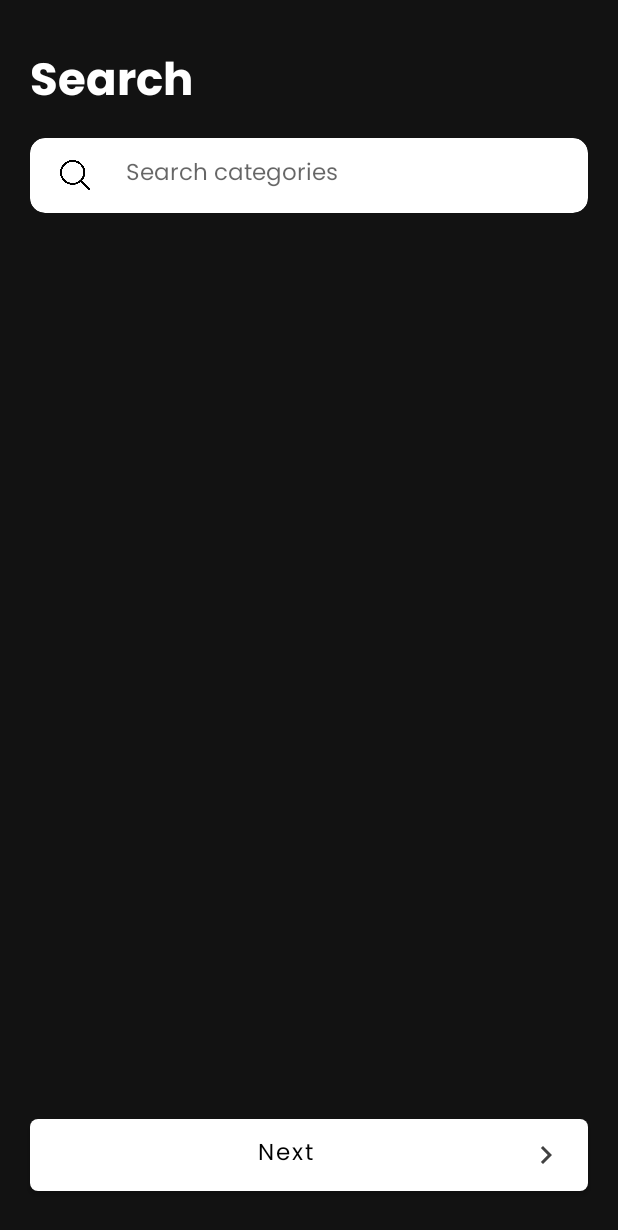
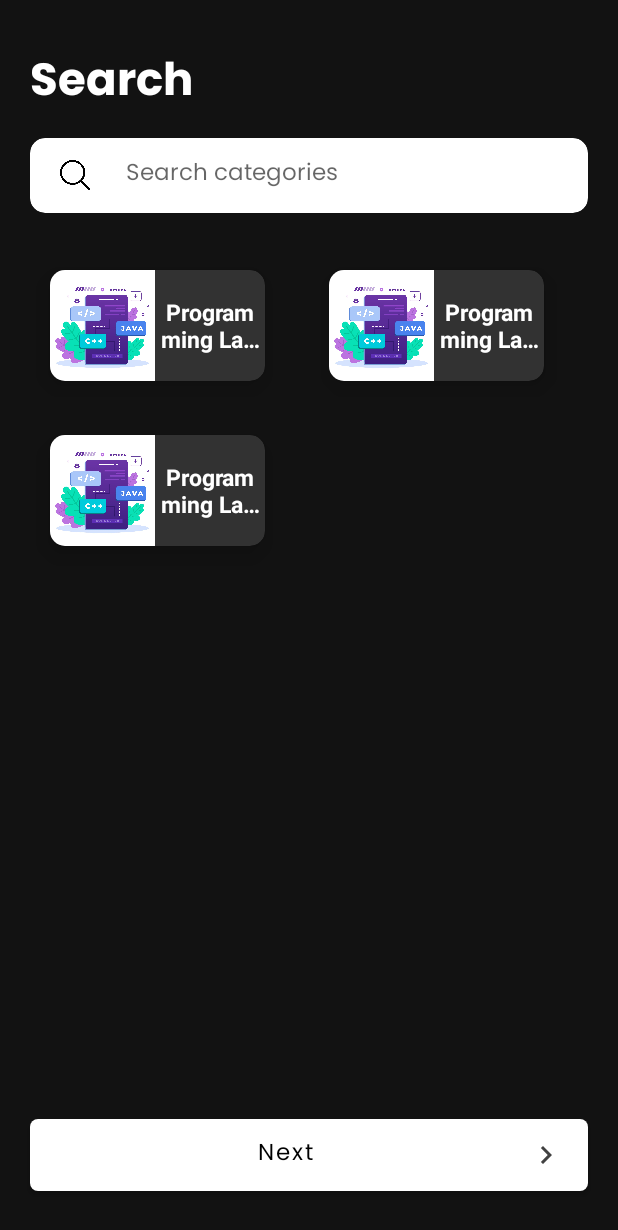
Before and after one commit to NamanInc/Flameloop, an Android app: the layout activity_select_category.xml on its own in the app's theme, with its tools: preview values and no code run, on a phone screen of 412 x 824 dp. Shown: the top 1230 px of the screen. Run offline under Robolectric (Android 15) with nearby library versions, the phone set to English and light mode, and no system bars.

Commit message:
INITIAL COMMIT

```diff
--- a/app/build.gradle
+++ b/app/build.gradle
@@ -30,6 +30,7 @@ android {
 
 dependencies {
 
+    implementation 'com.squareup.picasso:picasso:2.8'
     implementation 'androidx.appcompat:appcompat:1.4.2'
     implementation 'com.google.android.material:material:1.6.1'
     implementation 'androidx.constraintlayout:constraintlayout:2.1.4'
--- a/app/src/main/java/com/flameloopltd/flameloop/Models/Category_Model.java
+++ b/app/src/main/java/com/flameloopltd/flameloop/Models/Category_Model.java
@@ -5,14 +5,17 @@ public class Category_Model {
     public String CATEGORY_ID;
     public String CATEGORY_PICTURE;
     public String CATEGORY_TEXT;
+    public String CATEGORY_COLOR;
+
 
     public Category_Model() {
     }
 
-    public Category_Model(String CATEGORY_ID, String CATEGORY_PICTURE, String CATEGORY_TEXT) {
+    public Category_Model(String CATEGORY_ID, String CATEGORY_PICTURE, String CATEGORY_TEXT, String CATEGORY_COLOR) {
         this.CATEGORY_ID = CATEGORY_ID;
         this.CATEGORY_PICTURE = CATEGORY_PICTURE;
         this.CATEGORY_TEXT = CATEGORY_TEXT;
+        this.CATEGORY_COLOR = CATEGORY_COLOR;
     }
 
     public String getCATEGORY_ID() {
--- a/app/src/main/res/layout/activity_select_category.xml
+++ b/app/src/main/res/layout/activity_select_category.xml
@@ -70,7 +70,8 @@
     </LinearLayout>
 
 
-    <androidx.recyclerview.widget.RecyclerView
+    <GridView
+        android:id="@+id/grid_view"
         android:layout_width="match_parent"
         android:layout_height="match_parent"
         android:layout_above="@+id/completesetup_btn"
@@ -78,7 +79,14 @@
         android:layout_marginLeft="20dp"
         android:layout_marginTop="20dp"
         android:layout_marginRight="20dp"
-        android:layout_marginBottom="20dp" />
+        android:layout_marginBottom="20dp"
+        android:numColumns="2"
+        android:visibility="visible"
+        tools:listitem="@layout/category_card"
+
+        />
+
+
 
     <Button
         android:id="@+id/completesetup_btn"
--- /dev/null
+++ b/app/src/main/res/layout/category_card.xml
@@ -0,0 +1,50 @@
+<?xml version="1.0" encoding="utf-8"?>
+<androidx.cardview.widget.CardView xmlns:android="http://schemas.android.com/apk/res/android"
+    android:layout_width="170dp"
+    xmlns:app="http://schemas.android.com/apk/res-auto"
+    app:cardCornerRadius="10dp"
+    android:layout_margin="10dp"
+    android:backgroundTint="#323232"
+    android:layout_height="110dp"
+    app:cardElevation="10dp"
+    app:cardUseCompatPadding="true"
+    >
+
+    <LinearLayout
+        android:layout_width="match_parent"
+        android:layout_height="match_parent"
+        android:orientation="horizontal"
+        >
+
+        <ImageView
+            android:id="@+id/category_image"
+            android:layout_width="70dp"
+            android:layout_height="match_parent"
+            android:cropToPadding="false"
+            android:scaleType="centerCrop"
+            android:src="@drawable/category_language"
+            />
+        <TextView
+            android:id="@+id/category_textview"
+            android:layout_width="match_parent"
+            android:layout_height="match_parent"
+            android:text="Programming Language"
+            android:gravity="center"
+            android:textColor="#fff"
+            android:textStyle="bold"
+            android:textSize="15sp"
+            android:maxLines="2"
+            android:ellipsize="end"
+
+            />
+
+    </LinearLayout>
+
+
+
+
+
+
+
+
+</androidx.cardview.widget.CardView>
```
Also changed, not shown: app/src/main/AndroidManifest.xml (+9 -6 lines), app/src/main/java/com/flameloopltd/flameloop/Activities/Select_Category.java (+122 -0 lines), app/src/main/java/com/flameloopltd/flameloop/Adapterss/Grid_cat_adapter.java (added, +66 -0 lines), app/src/main/res/layout/cat_card.xml (deleted, +0 -21 lines), app/src/main/res/drawable/category_language.jpg (added).
